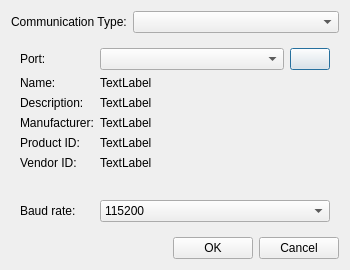
tstana/cubes-sw, file CubesControl/ui/commsettingsdialog.ui: the form before one commit.
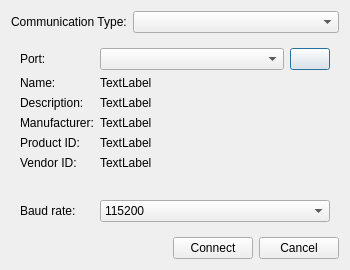
The form after the commit. Icons and pictures are not drawn.

Commit message: CommSettingsDialog: Changed btnOk to btnConnect

```diff
--- a/CubesControl/ui/commsettingsdialog.ui
+++ b/CubesControl/ui/commsettingsdialog.ui
@@ -235,7 +235,7 @@
      <item>
       <widget class="QPushButton" name="btnOk">
        <property name="text">
-        <string>OK</string>
+        <string>Connect</string>
        </property>
       </widget>
      </item>
```
Left out of the diff: 2 changed lines with no effect on the pictures. The commit also changes 2 other files.
